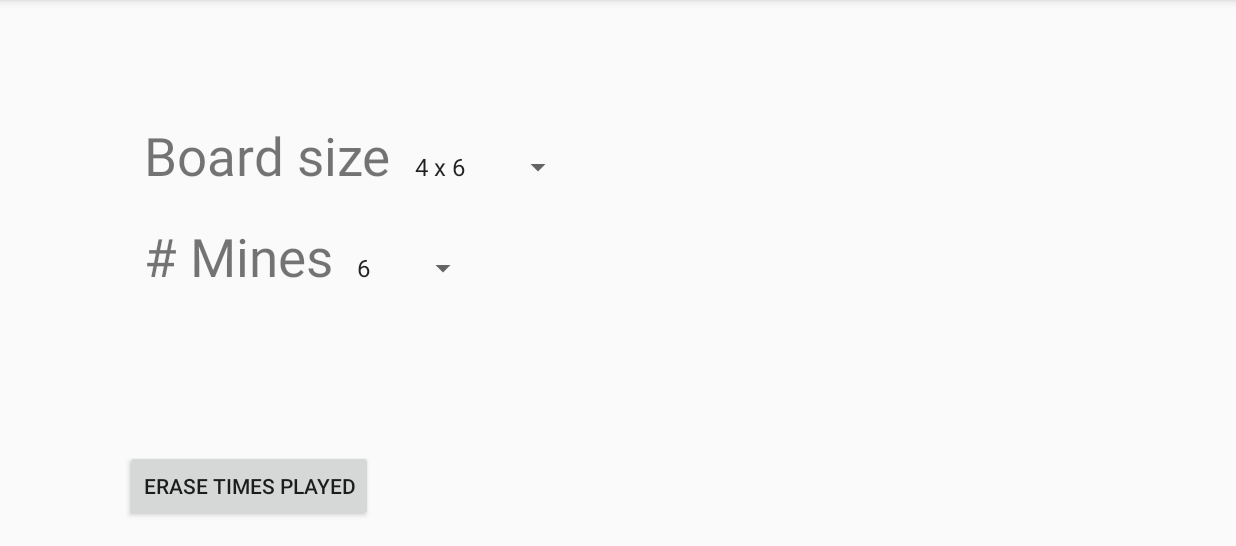
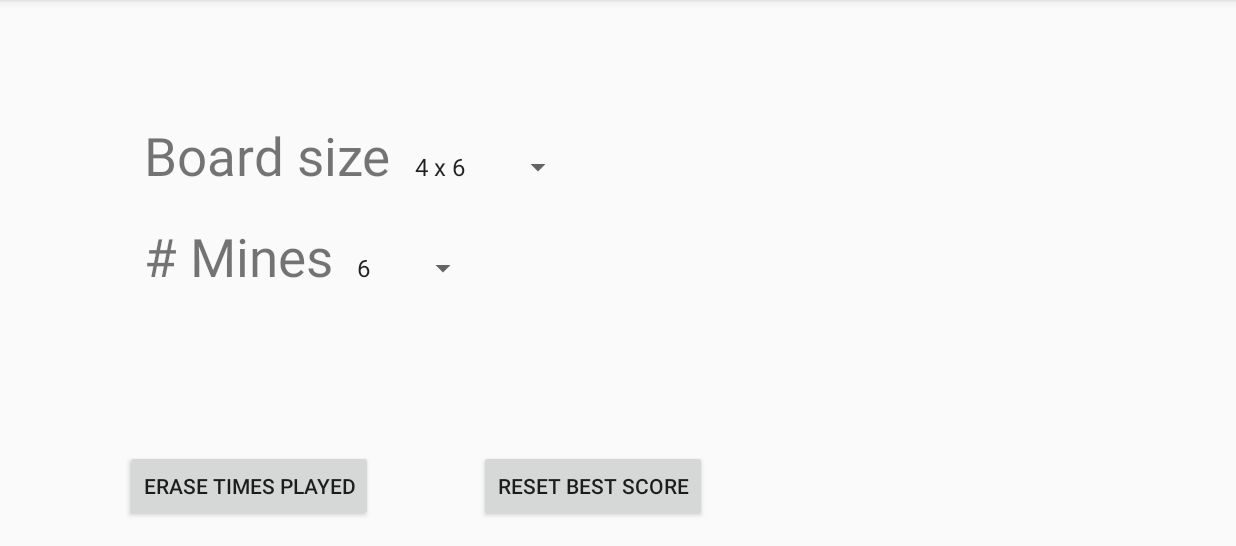
Before and after one commit to rd-code-23/Treasure-Hunter, an Android app: the Options screen opened directly, with no data from a screen before it, on a phone screen of 824 x 412 dp (held sideways), the part 72-618 px from its top. Run offline under Robolectric (Android 15) with nearby library versions, the phone set to English and light mode, and no system bars.

Commit message:
added Best score counter and erase best score button

```diff
--- a/app/src/main/java/com/example/rdhol/mineseeker/Options.java
+++ b/app/src/main/java/com/example/rdhol/mineseeker/Options.java
@@ -13,6 +13,8 @@ import android.widget.Button;
 import android.widget.Spinner;
 
 import java.security.InvalidParameterException;
+
+import static com.example.rdhol.mineseeker.PlayGameActivity.BEST_SCORE;
 
 public class Options extends AppCompatActivity {
 
@@ -50,6 +52,7 @@ public class Options extends AppCompatActivity {
         setupBoardSizeSpin();
         setupMineNumberSpin();
         setupEraseTimesPlayedButton();
+        setupEraseBestScoreButton();
         loadSpinners();
     }
 
@@ -161,4 +164,16 @@ public class Options extends AppCompatActivity {
         editor.putInt(key, value);
         editor.commit();
     }
+
+    private void setupEraseBestScoreButton() {
+        Button btn = (Button) findViewById(R.id.btn_EraseBestScore);
+        btn.setOnClickListener(new View.OnClickListener() {
+            @Override
+            public void onClick(View v) {
+                SharedPreferences loadBestScore = getSharedPreferences(BEST_SCORE, Context.MODE_PRIVATE);
+                SharedPreferences.Editor editor = loadBestScore.edit().clear();
+                editor.commit();
+            }
+        });
+    }
 }
--- a/app/src/main/res/layout/activity_options.xml
+++ b/app/src/main/res/layout/activity_options.xml
@@ -42,7 +42,8 @@
         android:layout_alignStart="@+id/linearLayout"
         android:layout_below="@+id/linearLayout"
         android:layout_marginTop="19dp"
-        android:orientation="horizontal">
+        android:orientation="horizontal"
+        android:id="@+id/linearLayout3">
 
         <TextView
             android:id="@+id/textView9"
@@ -70,4 +71,13 @@
         android:layout_alignParentLeft="true"
         android:layout_alignParentStart="true" />
 
+    <Button
+        android:text="@string/Reset_Best_Score"
+        android:layout_width="wrap_content"
+        android:layout_height="wrap_content"
+        android:id="@+id/btn_EraseBestScore"
+        android:layout_alignParentBottom="true"
+        android:layout_toRightOf="@+id/linearLayout3"
+        android:layout_toEndOf="@+id/linearLayout3" />
+
 </RelativeLayout>
--- a/app/src/main/res/values/strings.xml
+++ b/app/src/main/res/values/strings.xml
@@ -30,5 +30,6 @@
         Chest Icon made by [http://www.flaticon.com/authors/madebyoliver] from www.flaticon.com,
     </string>
     <string name="a_red_gem">A red gem</string>
+    <string name="Reset_Best_Score">reset best score</string>
 
 </resources>
```
Also changed, not shown: app/src/main/java/com/example/rdhol/mineseeker/PlayGameActivity.java (+37 -0 lines), app/src/main/java/com/example/rdhol/mineseeker/WelcomeScreen.java (+0 -7 lines), app/src/main/res/layout/activity_play_game.xml (+10 -1 lines).
